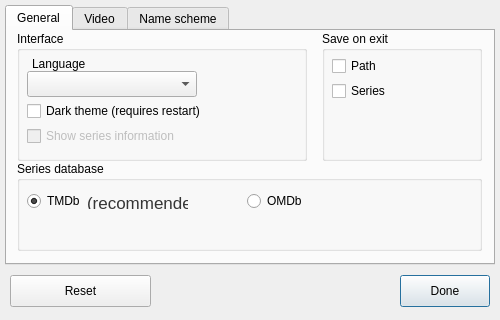
Old version of the form SeriesScraper/settingswindow.ui in the repository martinLutz1/SeriesScraper.
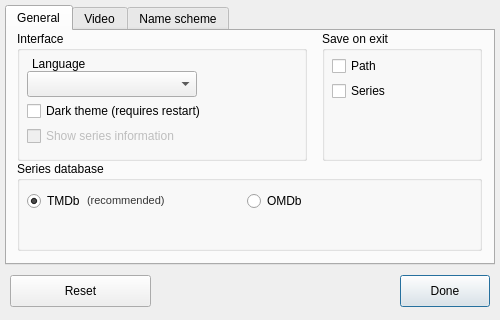
New version of the form.

```diff
--- a/SeriesScraper/settingswindow.ui
+++ b/SeriesScraper/settingswindow.ui
@@ -117,7 +117,7 @@
       </property>
       <property name="font">
        <font>
-        <pointsize>13</pointsize>
+        <pointsize>8</pointsize>
        </font>
       </property>
       <property name="text">
```
